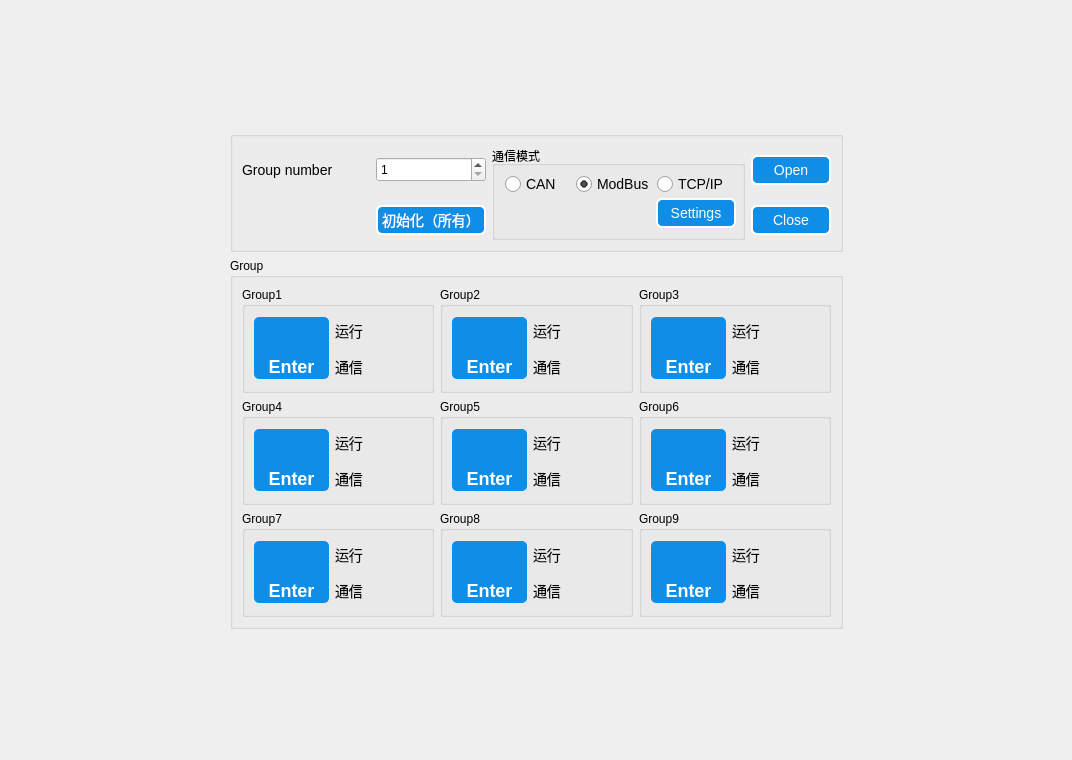
Old version of the form userui/homewindow.ui in the repository pkzju/QSuperConsole0.1.
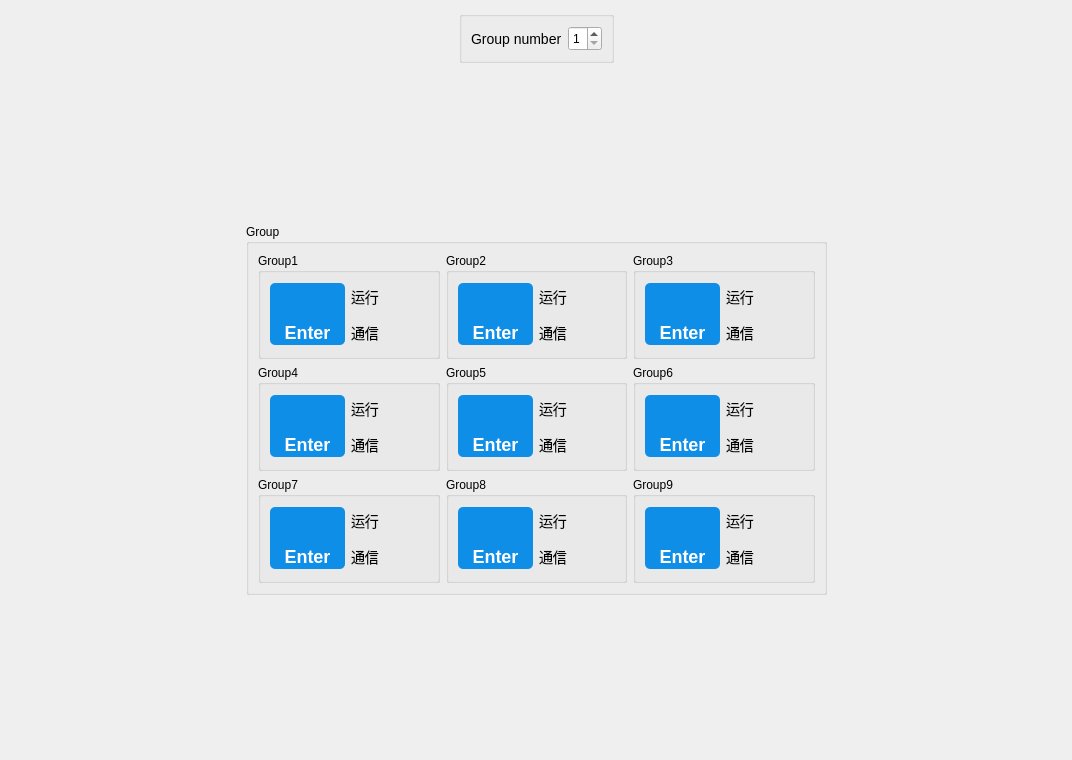
New version of the form. Icons and pictures are not drawn. Custom widgets are drawn as their Qt base class.

```diff
--- a/userui/homewindow.ui
+++ b/userui/homewindow.ui
@@ -86,8 +86,102 @@
     	image: url(:/images/skin/images/checkb_check.png);
     }</string>
   </property>
-  <layout class="QGridLayout" name="gridLayout_22">
-   <item row="3" column="1" colspan="2">
+  <layout class="QGridLayout" name="gridLayout_18">
+   <item row="0" column="0" colspan="4">
+    <layout class="QHBoxLayout" name="horizontalLayout_10">
+     <item>
+      <spacer name="horizontalSpacer">
+       <property name="orientation">
+        <enum>Qt::Horizontal</enum>
+       </property>
+       <property name="sizeHint" stdset="0">
+        <size>
+         <width>386</width>
+         <height>20</height>
+        </size>
+       </property>
+      </spacer>
+     </item>
+     <item>
+      <widget class="QGroupBox" name="groupBox">
+       <property name="maximumSize">
+        <size>
+         <width>200</width>
+         <height>16777215</height>
+        </size>
+       </property>
+       <layout class="QGridLayout" name="gridLayout_21">
+        <item row="0" column="1" colspan="2">
+         <widget class="QSpinBox" name="spinBox_groupNum">
+          <property name="minimumSize">
+           <size>
+            <width>0</width>
+            <height>25</height>
+           </size>
+          </property>
+          <property name="minimum">
+           <number>1</number>
+          </property>
+          <property name="maximum">
+           <number>9</number>
+          </property>
+          <property name="value">
+           <number>1</number>
+          </property>
+         </widget>
+        </item>
+        <item row="0" column="0">
+         <widget class="QLabel" name="label_17">
+          <property name="text">
+           <string>Group number</string>
+          </property>
+         </widget>
+        </item>
+       </layout>
+      </widget>
+     </item>
+     <item>
+      <spacer name="horizontalSpacer_4">
+       <property name="orientation">
+        <enum>Qt::Horizontal</enum>
+       </property>
+       <property name="sizeHint" stdset="0">
+        <size>
+         <width>40</width>
+         <height>20</height>
+        </size>
+       </property>
+      </spacer>
+     </item>
+    </layout>
+   </item>
+   <item row="1" column="2">
+    <spacer name="verticalSpacer_2">
+     <property name="orientation">
+      <enum>Qt::Vertical</enum>
+     </property>
+     <property name="sizeHint" stdset="0">
+      <size>
+       <width>20</width>
+       <height>121</height>
+      </size>
+     </property>
+    </spacer>
+   </item>
+   <item row="2" column="0">
+    <spacer name="horizontalSpacer_3">
+     <property name="orientation">
+      <enum>Qt::Horizontal</enum>
+     </property>
+     <property name="sizeHint" stdset="0">
+      <size>
+       <width>222</width>
+       <height>20</height>
+      </size>
+     </property>
+    </spacer>
+   </item>
+   <item row="2" column="1" rowspan="2" colspan="2">
     <widget class="QGroupBox" name="groupBox">
      <property name="minimumSize">
       <size>
@@ -1231,32 +1325,6 @@
      </property>
     </spacer>
    </item>
-   <item row="0" column="2">
-    <spacer name="verticalSpacer_2">
-     <property name="orientation">
-      <enum>Qt::Vertical</enum>
-     </property>
-     <property name="sizeHint" stdset="0">
-      <size>
-       <width>20</width>
-       <height>121</height>
-      </size>
-     </property>
-    </spacer>
-   </item>
-   <item row="3" column="0">
-    <spacer name="horizontalSpacer_3">
-     <property name="orientation">
-      <enum>Qt::Horizontal</enum>
-     </property>
-     <property name="sizeHint" stdset="0">
-      <size>
-       <width>222</width>
-       <height>20</height>
-      </size>
-     </property>
-    </spacer>
-   </item>
    <item row="4" column="1">
     <spacer name="verticalSpacer">
      <property name="orientation">
@@ -1270,215 +1338,6 @@
      </property>
     </spacer>
    </item>
-   <item row="1" column="1" rowspan="2" colspan="2">
-    <widget class="QGroupBox" name="">
-     <layout class="QGridLayout" name="gridLayout_21">
-      <item row="0" column="3" rowspan="2">
-       <widget class="QGroupBox" name="groupBox_comState">
-        <property name="minimumSize">
-         <size>
-          <width>90</width>
-          <height>0</height>
-         </size>
-        </property>
-        <property name="title">
-         <string>通信模式</string>
-        </property>
-        <layout class="QGridLayout" name="gridLayout_18">
-         <item row="0" column="2">
-          <widget class="QRadioButton" name="radioButton_tcp">
-           <property name="sizePolicy">
-            <sizepolicy hsizetype="Minimum" vsizetype="Preferred">
-             <horstretch>0</horstretch>
-             <verstretch>0</verstretch>
-            </sizepolicy>
-           </property>
-           <property name="text">
-            <string>TCP/IP</string>
-           </property>
-           <property name="checked">
-            <bool>false</bool>
-           </property>
-          </widget>
-         </item>
-         <item row="0" column="0">
-          <widget class="QRadioButton" name="radioButton_can">
-           <property name="sizePolicy">
-            <sizepolicy hsizetype="Minimum" vsizetype="Preferred">
-             <horstretch>0</horstretch>
-             <verstretch>0</verstretch>
-            </sizepolicy>
-           </property>
-           <property name="text">
-            <string>CAN   </string>
-           </property>
-           <property name="checked">
-            <bool>false</bool>
-           </property>
-          </widget>
-         </item>
-         <item row="0" column="1">
-          <widget class="QRadioButton" name="radioButton_modbus">
-           <property name="sizePolicy">
-            <sizepolicy hsizetype="Minimum" vsizetype="Preferred">
-             <horstretch>0</horstretch>
-             <verstretch>0</verstretch>
-            </sizepolicy>
-           </property>
-           <property name="text">
-            <string>ModBus</string>
-           </property>
-           <property name="checked">
-            <bool>true</bool>
-           </property>
-          </widget>
-         </item>
-         <item row="1" column="2">
-          <widget class="QPushButton" name="settingsButton">
-           <property name="minimumSize">
-            <size>
-             <width>80</width>
-             <height>30</height>
-            </size>
-           </property>
-           <property name="maximumSize">
-            <size>
-             <width>80</width>
-             <height>30</height>
-            </size>
-           </property>
-           <property name="text">
-            <string> Settings </string>
-           </property>
-          </widget>
-         </item>
-         <item row="1" column="0" colspan="2">
-          <spacer name="horizontalSpacer">
-           <property name="orientation">
-            <enum>Qt::Horizontal</enum>
-           </property>
-           <property name="sizeHint" stdset="0">
-            <size>
-             <width>40</width>
-             <height>20</height>
-            </size>
-           </property>
-          </spacer>
-         </item>
-        </layout>
-       </widget>
-      </item>
-      <item row="0" column="4">
-       <widget class="QPushButton" name="connectButton">
-        <property name="sizePolicy">
-         <sizepolicy hsizetype="Preferred" vsizetype="Fixed">
-          <horstretch>0</horstretch>
-          <verstretch>0</verstretch>
-         </sizepolicy>
-        </property>
-        <property name="minimumSize">
-         <size>
-          <width>80</width>
-          <height>30</height>
-         </size>
-        </property>
-        <property name="maximumSize">
-         <size>
-          <width>80</width>
-          <height>30</height>
-         </size>
-        </property>
-        <property name="text">
-         <string> Open </string>
-        </property>
-       </widget>
-      </item>
-      <item row="1" column="1" colspan="2">
-       <widget class="QPushButton" name="pushButton">
-        <property name="minimumSize">
-         <size>
-          <width>0</width>
-          <height>30</height>
-         </size>
-        </property>
-        <property name="maximumSize">
-         <size>
-          <width>16777215</width>
-          <height>30</height>
-         </size>
-        </property>
-        <property name="text">
-         <string> 初始化（所有） </string>
-        </property>
-       </widget>
-      </item>
-      <item row="1" column="4">
-       <widget class="QPushButton" name="disconnectButton">
-        <property name="sizePolicy">
-         <sizepolicy hsizetype="Preferred" vsizetype="Fixed">
-          <horstretch>0</horstretch>
-          <verstretch>0</verstretch>
-         </sizepolicy>
-        </property>
-        <property name="minimumSize">
-         <size>
-          <width>80</width>
-          <height>30</height>
-         </size>
-        </property>
-        <property name="maximumSize">
-         <size>
-          <width>80</width>
-          <height>30</height>
-         </size>
-        </property>
-        <property name="text">
-         <string> Close </string>
-        </property>
-       </widget>
-      </item>
-      <item row="1" column="0">
-       <spacer name="horizontalSpacer_4">
-        <property name="orientation">
-         <enum>Qt::Horizontal</enum>
-        </property>
-        <property name="sizeHint" stdset="0">
-         <size>
-          <width>131</width>
-          <height>20</height>
-         </size>
-        </property>
-       </spacer>
-      </item>
-      <item row="0" column="0">
-       <widget class="QLabel" name="label_17">
-        <property name="text">
-         <string>Group number</string>
-        </property>
-       </widget>
-      </item>
-      <item row="0" column="1" colspan="2">
-       <widget class="QSpinBox" name="spinBox_groupNum">
-        <property name="minimumSize">
-         <size>
-          <width>0</width>
-          <height>25</height>
-         </size>
-        </property>
-        <property name="minimum">
-         <number>1</number>
-        </property>
-        <property name="maximum">
-         <number>9</number>
-        </property>
-        <property name="value">
-         <number>1</number>
-        </property>
-       </widget>
-      </item>
-     </layout>
-    </widget>
-   </item>
   </layout>
  </widget>
  <customwidgets>
```
